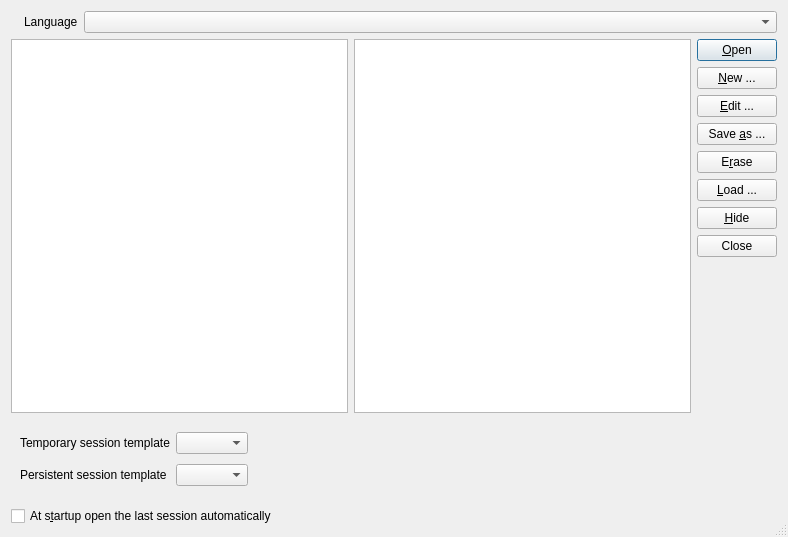
Old version of the form mp3diags/src/Sessions.ui in the repository frispete/mp3diags.
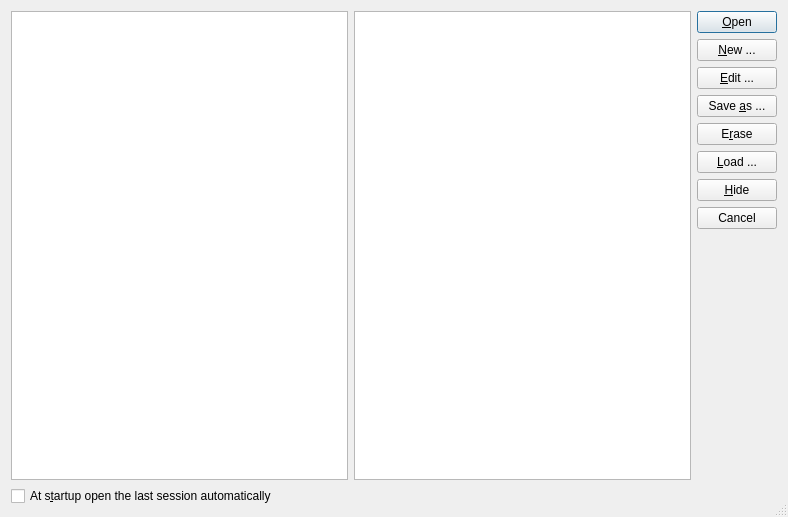
New version of the form. Icons and pictures are not drawn.

```diff
--- a/mp3diags/src/Sessions.ui
+++ b/mp3diags/src/Sessions.ui
@@ -1,13 +1,13 @@
 <?xml version="1.0" encoding="UTF-8"?>
 <ui version="4.0">
  <class>SessionsDlg</class>
- <widget class="QDialog" name="SessionsDlg">
-  <property name="geometry">
+ <widget class="QDialog" name="SessionsDlg" >
+  <property name="geometry" >
    <rect>
     <x>0</x>
     <y>0</y>
     <width>788</width>
-    <height>537</height>
+    <height>517</height>
    </rect>
   </property>
   <property name="windowTitle">
@@ -18,56 +18,20 @@
   </property>
   <layout class="QVBoxLayout">
    <item>
-    <widget class="QWidget" name="widget_5" native="true">
-     <layout class="QHBoxLayout" name="horizontalLayout">
-      <property name="margin">
-       <number>0</number>
-      </property>
-      <item>
-       <widget class="QLabel" name="m_pFlagIconL">
-        <property name="maximumSize">
-         <size>
-          <width>75</width>
-          <height>45</height>
-         </size>
-        </property>
-        <property name="text">
-         <string/>
-        </property>
-        <property name="pixmap">
-         <pixmap resource="Mp3Diags.qrc">:/images/preferences-desktop-locale.svg</pixmap>
-        </property>
-        <property name="scaledContents">
-         <bool>true</bool>
-        </property>
-       </widget>
-      </item>
-      <item>
-       <widget class="QLabel" name="label_40">
-        <property name="text">
-         <string>Language</string>
-        </property>
-       </widget>
-      </item>
-      <item>
-       <widget class="QComboBox" name="m_pTranslationCbB">
-        <property name="sizePolicy">
-         <sizepolicy hsizetype="MinimumExpanding" vsizetype="Fixed">
-          <horstretch>0</horstretch>
-          <verstretch>0</verstretch>
-         </sizepolicy>
-        </property>
-       </widget>
-      </item>
-     </layout>
-    </widget>
-   </item>
-   <item>
-    <layout class="QHBoxLayout">
+    <layout class="QHBoxLayout" >
      <item>
-      <widget class="QWidget" name="widget_2" native="true">
-       <layout class="QHBoxLayout">
-        <property name="margin">
+      <widget class="QWidget" native="1" name="widget_2" >
+       <layout class="QHBoxLayout" >
+        <property name="leftMargin" >
+         <number>0</number>
+        </property>
+        <property name="topMargin" >
+         <number>0</number>
+        </property>
+        <property name="rightMargin" >
+         <number>0</number>
+        </property>
+        <property name="bottomMargin" >
          <number>0</number>
         </property>
         <item>
@@ -78,9 +42,18 @@
          </widget>
         </item>
         <item>
-         <widget class="QWidget" name="widget" native="true">
-          <layout class="QVBoxLayout">
-           <property name="margin">
+         <widget class="QWidget" native="1" name="widget" >
+          <layout class="QVBoxLayout" >
+           <property name="leftMargin" >
+            <number>0</number>
+           </property>
+           <property name="topMargin" >
+            <number>0</number>
+           </property>
+           <property name="rightMargin" >
+            <number>0</number>
+           </property>
+           <property name="bottomMargin" >
             <number>0</number>
            </property>
            <item>
@@ -93,9 +66,18 @@
       </widget>
      </item>
      <item>
-      <widget class="QWidget" name="widget_3" native="true">
-       <layout class="QVBoxLayout">
-        <property name="margin">
+      <widget class="QWidget" native="1" name="widget_3" >
+       <layout class="QVBoxLayout" >
+        <property name="leftMargin" >
+         <number>0</number>
+        </property>
+        <property name="topMargin" >
+         <number>0</number>
+        </property>
+        <property name="rightMargin" >
+         <number>0</number>
+        </property>
+        <property name="bottomMargin" >
          <number>0</number>
         </property>
         <item>
@@ -151,9 +133,9 @@
          </widget>
         </item>
         <item>
-         <widget class="QPushButton" name="m_pCloseB">
-          <property name="text">
-           <string>Close</string>
+         <widget class="QPushButton" name="m_pCancelB" >
+          <property name="text" >
+           <string>Cancel</string>
           </property>
          </widget>
         </item>
@@ -176,85 +158,8 @@
     </layout>
    </item>
    <item>
-    <widget class="QWidget" name="widget_4" native="true">
-     <property name="minimumSize">
-      <size>
-       <width>0</width>
-       <height>81</height>
-      </size>
-     </property>
-     <layout class="QGridLayout" name="gridLayout">
-      <item row="0" column="0">
-       <widget class="QLabel" name="label">
-        <property name="sizePolicy">
-         <sizepolicy hsizetype="Preferred" vsizetype="Preferred">
-          <horstretch>0</horstretch>
-          <verstretch>0</verstretch>
-         </sizepolicy>
-        </property>
-        <property name="text">
-         <string>Temporary session template</string>
-        </property>
-       </widget>
-      </item>
-      <item row="0" column="1">
-       <widget class="QComboBox" name="m_pTempSessionCbB">
-        <property name="sizePolicy">
-         <sizepolicy hsizetype="Maximum" vsizetype="Fixed">
-          <horstretch>0</horstretch>
-          <verstretch>0</verstretch>
-         </sizepolicy>
-        </property>
-        <property name="sizeAdjustPolicy">
-         <enum>QComboBox::AdjustToContents</enum>
-        </property>
-       </widget>
-      </item>
-      <item row="1" column="0">
-       <widget class="QLabel" name="label_2">
-        <property name="sizePolicy">
-         <sizepolicy hsizetype="Preferred" vsizetype="Preferred">
-          <horstretch>0</horstretch>
-          <verstretch>0</verstretch>
-         </sizepolicy>
-        </property>
-        <property name="text">
-         <string>Persistent session template</string>
-        </property>
-       </widget>
-      </item>
-      <item row="1" column="1">
-       <widget class="QComboBox" name="m_pDirSessionCbB">
-        <property name="sizePolicy">
-         <sizepolicy hsizetype="Maximum" vsizetype="Fixed">
-          <horstretch>0</horstretch>
-          <verstretch>0</verstretch>
-         </sizepolicy>
-        </property>
-        <property name="sizeAdjustPolicy">
-         <enum>QComboBox::AdjustToContents</enum>
-        </property>
-       </widget>
-      </item>
-      <item row="0" column="2">
-       <spacer name="horizontalSpacer">
-        <property name="orientation">
-         <enum>Qt::Horizontal</enum>
-        </property>
-        <property name="sizeHint" stdset="0">
-         <size>
-          <width>40</width>
-          <height>20</height>
-         </size>
-        </property>
-       </spacer>
-      </item>
-     </layout>
-    </widget>
-   </item>
-   <item>
-    <widget class="QCheckBox" name="m_pOpenLastCkB">
-     <property name="text">
+    <widget class="QCheckBox" name="m_pOpenLastCkB" >
+     <property name="text" >
       <string>At s&amp;tartup open the last session automatically</string>
      </property>
     </widget>
```
Left out of the diff: 55 changed lines with no effect on the pictures.
